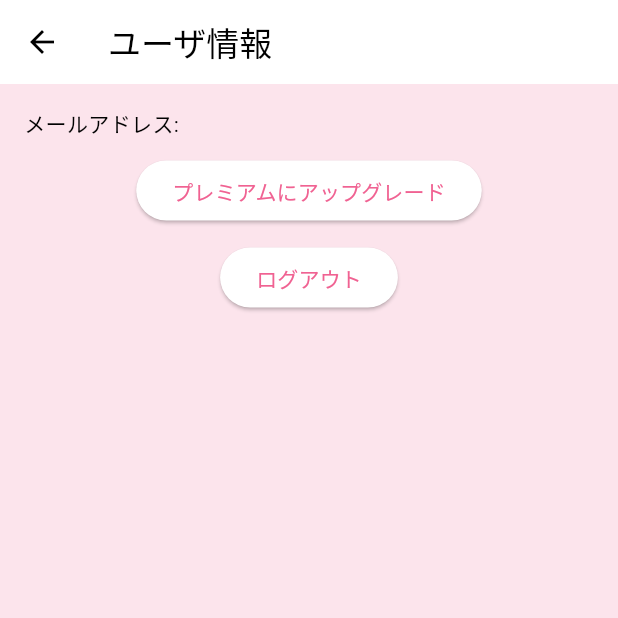
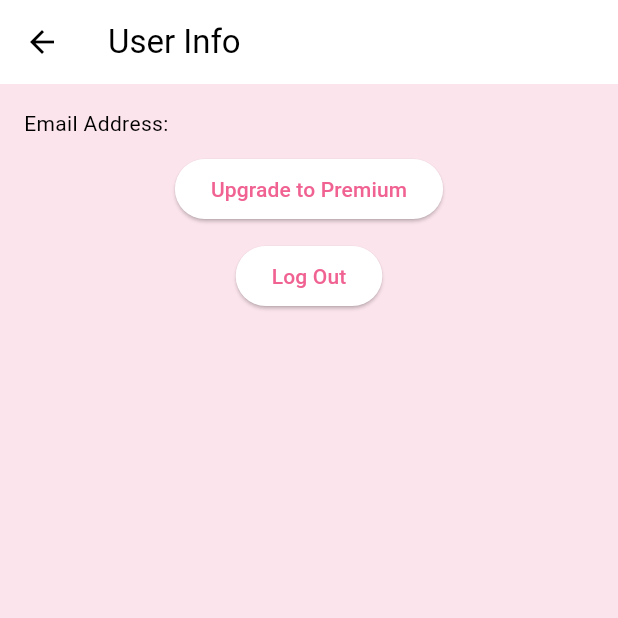
Before and after one commit to Ta813/nakimemo, a Flutter app: the UserScreen screen opened directly, on a phone screen of 412 x 824 dp, the top half of it. Run offline on Flutter 3.47's test engine with Material 3 defaults, Android fonts, the phone set to English and light mode, and no system bars; our stand-ins replace cloud_firestore, firebase_auth, firebase_core, fl_chart, flutter_dotenv, font_awesome_flutter and 7 more; missing offline and left inert: home_widget; accounts and stored records are empty; generated files the repository leaves out were written again; network calls fail; Roboto replaces fonts that are missing (Mochiy Pop One).

Commit message:
多言語化対応

```diff
--- a/lib/l10n/app_en.arb
+++ b/lib/l10n/app_en.arb
@@ -162,5 +162,9 @@
   "startWithoutLogin": "Start without logging in",
   "loginWithGoogle": "Login with Google",
   "verifyEmail": "Please verify your email",
-  "autoNavigateAfterVerification": "After clicking the verification link, you will be redirected automatically."
+  "autoNavigateAfterVerification": "After clicking the verification link, you will be redirected automatically.",
+  "userInfo": "User Info",
+  "guestUser": "Guest (not logged in)",
+  "upgradeToPremium": "Upgrade to Premium",
+  "logout": "Log Out"
 }
--- a/lib/l10n/app_ja.arb
+++ b/lib/l10n/app_ja.arb
@@ -162,5 +162,9 @@
   "startWithoutLogin": "ログインせずに始める",
   "loginWithGoogle": "Googleでログイン",
   "verifyEmail": "メール認証を確認してください",
-  "autoNavigateAfterVerification": "メールの確認リンクをクリックしたら自動的に次の画面へ行きます。"
+  "autoNavigateAfterVerification": "メールの確認リンクをクリックしたら自動的に次の画面へ行きます。",
+  "userInfo": "ユーザ情報",
+  "guestUser": "ゲスト（ログインなし）",
+  "upgradeToPremium": "プレミアムにアップグレード",
+  "logout": "ログアウト"
 }
--- a/lib/l10n/app_zh.arb
+++ b/lib/l10n/app_zh.arb
@@ -163,5 +163,9 @@
   "startWithoutLogin": "无需登录开始使用",
   "loginWithGoogle": "使用 Google 登录",
   "verifyEmail": "请确认您的电子邮件",
-  "autoNavigateAfterVerification": "点击验证链接后将自动跳转到下一个页面。"
+  "autoNavigateAfterVerification": "点击验证链接后将自动跳转到下一个页面。",
+  "userInfo": "用户信息",
+  "guestUser": "访客（未登录）",
+  "upgradeToPremium": "升级为高级版",
+  "logout": "登出"
 }
--- a/lib/main.dart
+++ b/lib/main.dart
@@ -225,7 +225,7 @@ class _HomePageState extends State<HomePage> {
           ),
           BottomNavigationBarItem(
             icon: Icon(Icons.person),
-            label: "ユーザ情報",
+            label: AppLocalizations.of(context)!.userInfo,
           ),
         ],
       ),
--- a/lib/screens/user_screen.dart
+++ b/lib/screens/user_screen.dart
@@ -47,20 +47,21 @@ class _UserScreenState extends State<UserScreen> {
 
     return Scaffold(
       appBar: AppBar(
-        title: Text('ユーザ情報'),
+        title: Text(AppLocalizations.of(context)!.userInfo),
       ),
       body: Padding(
         padding: const EdgeInsets.all(16.0),
         child: Column(
           crossAxisAlignment: CrossAxisAlignment.start,
           children: [
-            Text('メールアドレス: ${user?.email ?? "ゲスト（ログインなし）"}',
+            Text(
+                '${AppLocalizations.of(context)!.email}: ${user?.email ?? AppLocalizations.of(context)!.guestUser}',
                 style: TextStyle(color: isDark ? Colors.white : Colors.black)),
             SizedBox(height: 10),
             Center(
               child: ElevatedButton(
                 onPressed: () => _showSubscribedDialog(monthly),
-                child: Text('プレミアムにアップグレード'),
+                child: Text(AppLocalizations.of(context)!.upgradeToPremium),
               ),
             ),
             SizedBox(height: 10),
@@ -78,7 +79,7 @@ class _UserScreenState extends State<UserScreen> {
                     MaterialPageRoute(builder: (context) => AuthGate()),
                   );
                 },
-                child: Text('ログアウト'),
+                child: Text(AppLocalizations.of(context)!.logout),
               ),
             ),
           ],
```
